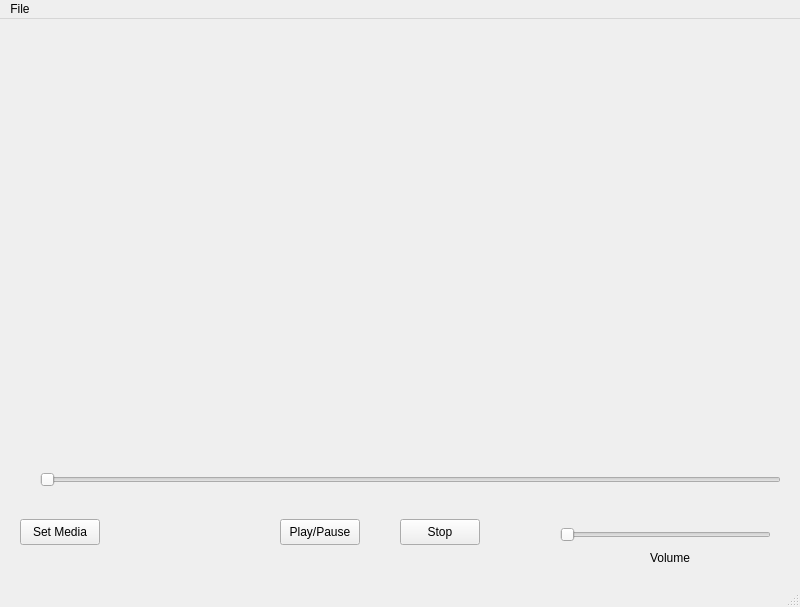
The window that player.ui (alee14-projects/erable-godot) describes before a commit, drawn with Qt 5.
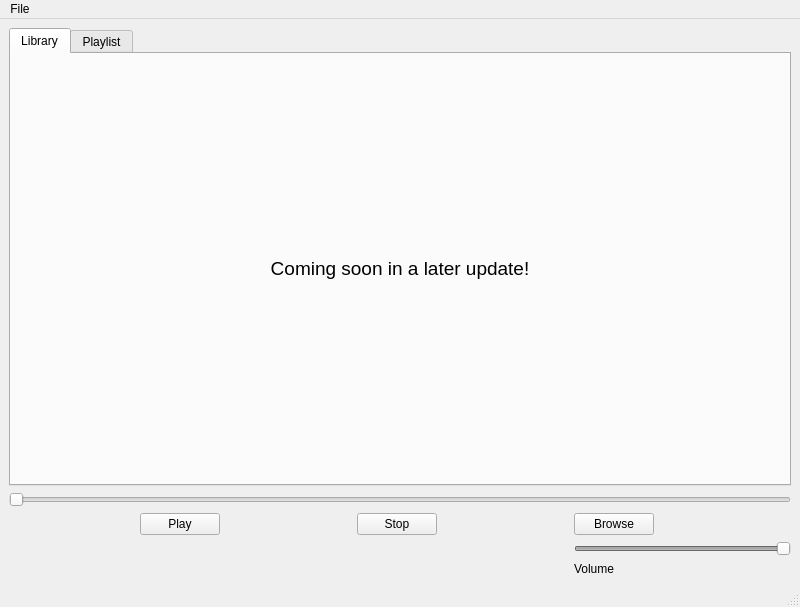
The same window after the commit.

Commit message: UI change and working volume slider

```diff
--- a/player.ui
+++ b/player.ui
@@ -14,108 +14,166 @@
    <string>AleePlayer</string>
   </property>
   <widget class="QWidget" name="centralwidget">
-   <widget class="QPushButton" name="mediaButton">
-    <property name="geometry">
-     <rect>
-      <x>20</x>
-      <y>500</y>
-      <width>80</width>
-      <height>26</height>
-     </rect>
-    </property>
-    <property name="text">
-     <string>Set Media</string>
-    </property>
-    <property name="flat">
-     <bool>false</bool>
-    </property>
-   </widget>
-   <widget class="QPushButton" name="playButton">
-    <property name="geometry">
-     <rect>
-      <x>280</x>
-      <y>500</y>
-      <width>80</width>
-      <height>26</height>
-     </rect>
-    </property>
-    <property name="text">
-     <string>Play/Pause</string>
-    </property>
-    <property name="checkable">
-     <bool>false</bool>
-    </property>
-    <property name="checked">
-     <bool>false</bool>
-    </property>
-    <property name="flat">
-     <bool>false</bool>
-    </property>
-   </widget>
-   <widget class="QSlider" name="volumeSlider">
-    <property name="geometry">
-     <rect>
-      <x>560</x>
-      <y>500</y>
-      <width>211</width>
-      <height>31</height>
-     </rect>
-    </property>
-    <property name="value">
-     <number>0</number>
-    </property>
-    <property name="orientation">
-     <enum>Qt::Horizontal</enum>
-    </property>
-    <property name="tickPosition">
-     <enum>QSlider::NoTicks</enum>
-    </property>
-    <property name="tickInterval">
-     <number>0</number>
-    </property>
-   </widget>
-   <widget class="QPushButton" name="stopButton">
-    <property name="geometry">
-     <rect>
-      <x>400</x>
-      <y>500</y>
-      <width>80</width>
-      <height>26</height>
-     </rect>
-    </property>
-    <property name="text">
-     <string>Stop</string>
-    </property>
-    <property name="flat">
-     <bool>false</bool>
-    </property>
-   </widget>
-   <widget class="QLabel" name="label">
-    <property name="geometry">
-     <rect>
-      <x>650</x>
-      <y>530</y>
-      <width>51</width>
-      <height>18</height>
-     </rect>
-    </property>
-    <property name="text">
-     <string>Volume</string>
-    </property>
-   </widget>
-   <widget class="QSlider" name="playbackSlider">
-    <property name="geometry">
-     <rect>
-      <x>40</x>
-      <y>445</y>
-      <width>741</width>
-      <height>31</height>
-     </rect>
-    </property>
-    <property name="orientation">
-     <enum>Qt::Horizontal</enum>
-    </property>
-   </widget>
+   <layout class="QGridLayout" name="gridLayout">
+    <item row="3" column="0">
+     <spacer name="horizontalSpacer_5">
+      <property name="orientation">
+       <enum>Qt::Horizontal</enum>
+      </property>
+      <property name="sizeHint" stdset="0">
+       <size>
+        <width>40</width>
+        <height>20</height>
+       </size>
+      </property>
+     </spacer>
+    </item>
+    <item row="5" column="5" colspan="3">
+     <widget class="QSlider" name="volumeSlider">
+      <property name="enabled">
+       <bool>false</bool>
+      </property>
+      <property name="value">
+       <number>99</number>
+      </property>
+      <property name="orientation">
+       <enum>Qt::Horizontal</enum>
+      </property>
+      <property name="tickPosition">
+       <enum>QSlider::NoTicks</enum>
+      </property>
+      <property name="tickInterval">
+       <number>0</number>
+      </property>
+     </widget>
+    </item>
+    <item row="6" column="5">
+     <widget class="QLabel" name="labelVolume">
+      <property name="text">
+       <string>Volume</string>
+      </property>
+     </widget>
+    </item>
+    <item row="0" column="0" colspan="8">
+     <widget class="QTabWidget" name="tabWidget">
+      <property name="currentIndex">
+       <number>0</number>
+      </property>
+      <widget class="QWidget" name="tab">
+       <attribute name="title">
+        <string>Library</string>
+       </attribute>
+       <layout class="QGridLayout" name="gridLayout_2">
+        <item row="0" column="0">
+         <widget class="QLabel" name="labelComingSoon">
+          <property name="font">
+           <font>
+            <pointsize>14</pointsize>
+           </font>
+          </property>
+          <property name="text">
+           <string>&lt;html&gt;&lt;head/&gt;&lt;body&gt;&lt;p&gt;Coming soon in a later update!&lt;/p&gt;&lt;/body&gt;&lt;/html&gt;</string>
+          </property>
+          <property name="alignment">
+           <set>Qt::AlignCenter</set>
+          </property>
+         </widget>
+        </item>
+       </layout>
+      </widget>
+      <widget class="QWidget" name="tab_2">
+       <attribute name="title">
+        <string>Playlist</string>
+       </attribute>
+      </widget>
+     </widget>
+    </item>
+    <item row="1" column="0" colspan="8">
+     <widget class="QSlider" name="playbackSlider">
+      <property name="enabled">
+       <bool>false</bool>
+      </property>
+      <property name="orientation">
+       <enum>Qt::Horizontal</enum>
+      </property>
+     </widget>
+    </item>
+    <item row="3" column="2">
+     <spacer name="horizontalSpacer_4">
+      <property name="orientation">
+       <enum>Qt::Horizontal</enum>
+      </property>
+      <property name="sizeHint" stdset="0">
+       <size>
+        <width>40</width>
+        <height>20</height>
+       </size>
+      </property>
+     </spacer>
+    </item>
+    <item row="3" column="7">
+     <spacer name="horizontalSpacer">
+      <property name="orientation">
+       <enum>Qt::Horizontal</enum>
+      </property>
+      <property name="sizeHint" stdset="0">
+       <size>
+        <width>40</width>
+        <height>20</height>
+       </size>
+      </property>
+     </spacer>
+    </item>
+    <item row="3" column="1">
+     <widget class="QPushButton" name="playButton">
+      <property name="text">
+       <string>Play</string>
+      </property>
+      <property name="checkable">
+       <bool>false</bool>
+      </property>
+      <property name="checked">
+       <bool>false</bool>
+      </property>
+      <property name="flat">
+       <bool>false</bool>
+      </property>
+     </widget>
+    </item>
+    <item row="3" column="3">
+     <widget class="QPushButton" name="stopButton">
+      <property name="text">
+       <string>Stop</string>
+      </property>
+      <property name="flat">
+       <bool>false</bool>
+      </property>
+     </widget>
+    </item>
+    <item row="3" column="4">
+     <spacer name="horizontalSpacer_2">
+      <property name="orientation">
+       <enum>Qt::Horizontal</enum>
+      </property>
+      <property name="sizeHint" stdset="0">
+       <size>
+        <width>40</width>
+        <height>20</height>
+       </size>
+      </property>
+     </spacer>
+    </item>
+    <item row="3" column="5">
+     <widget class="QPushButton" name="mediaButton">
+      <property name="text">
+       <string>Browse</string>
+      </property>
+      <property name="flat">
+       <bool>false</bool>
+      </property>
+     </widget>
+    </item>
+   </layout>
   </widget>
   <widget class="QMenuBar" name="menubar">
    <property name="geometry">
```
Left out of the diff: 6 changed lines with no effect on the pictures. The commit also changes 3 other files.
